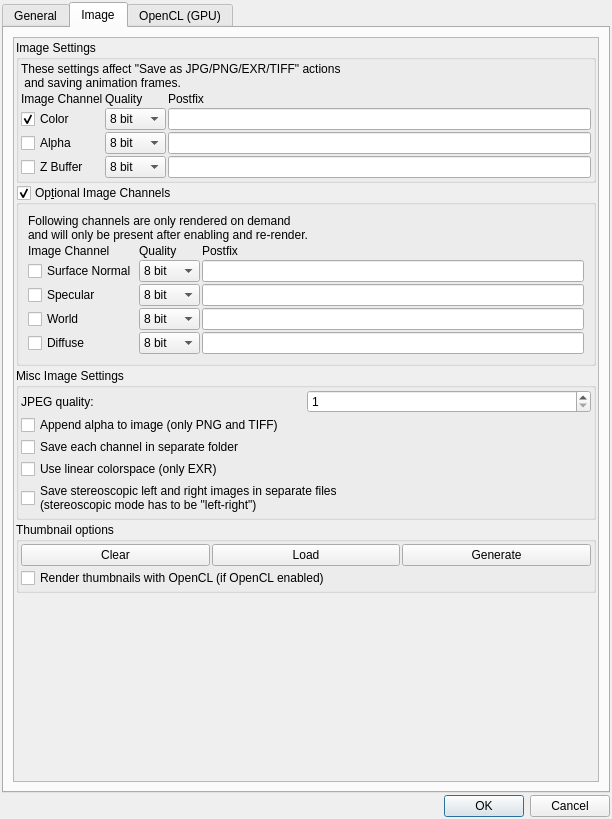
This is mandelbulber2/qt/preferences_dialog.ui in buddhi1980/mandelbulber2 as Qt 5 draws it before an edit. The edited form follows.
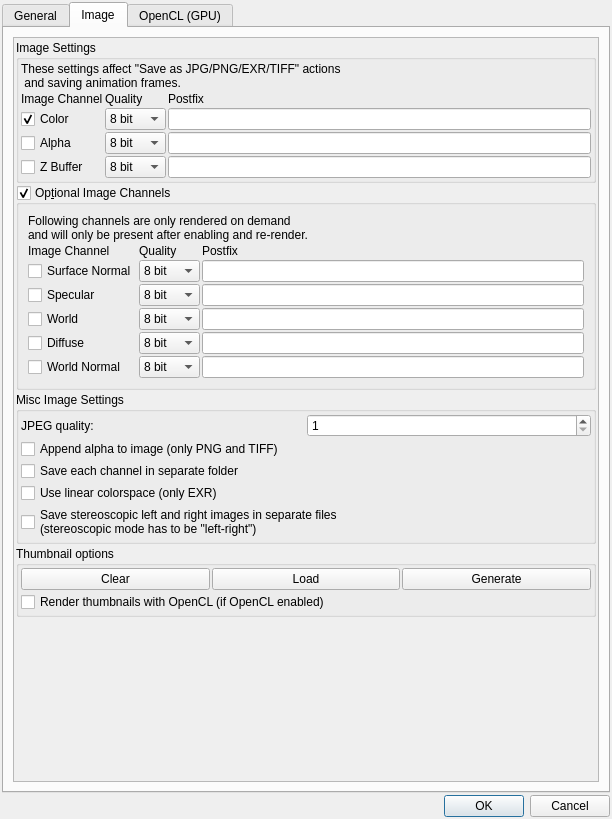
This is the edited form. The open tabs and pages were chosen to show the change. Icons and pictures are not drawn. Custom widgets are drawn as their Qt base class.

Commit message: implemented world normal pass, fixed screenspace normal pass

Diff of the .ui file:
```diff
--- a/mandelbulber2/qt/preferences_dialog.ui
+++ b/mandelbulber2/qt/preferences_dialog.ui
@@ -602,8 +602,8 @@
            <rect>
             <x>0</x>
             <y>0</y>
-            <width>588</width>
-            <height>743</height>
+            <width>582</width>
+            <height>741</height>
            </rect>
           </property>
           <layout class="QVBoxLayout" name="verticalLayout_image">
@@ -962,6 +962,39 @@
                   </property>
                  </widget>
                 </item>
+                <item row="6" column="0">
+                 <widget class="MyCheckBox" name="checkBox_normalWorld_enabled">
+                  <property name="text">
+                   <string>World Normal</string>
+                  </property>
+                 </widget>
+                </item>
+                <item row="6" column="1">
+                 <widget class="MyComboBox" name="comboBox_normalWorld_quality">
+                  <item>
+                   <property name="text">
+                    <string>8 bit</string>
+                   </property>
+                  </item>
+                  <item>
+                   <property name="text">
+                    <string>16 bit</string>
+                   </property>
+                  </item>
+                  <item>
+                   <property name="text">
+                    <string>32 bit</string>
+                   </property>
+                  </item>
+                 </widget>
+                </item>
+                <item row="6" column="2">
+                 <widget class="MyLineEdit" name="text_normalWorld_postfix">
+                  <property name="text">
+                   <string/>
+                  </property>
+                 </widget>
+                </item>
                </layout>
               </widget>
              </item>
```
Left out of the diff: 10 changed lines with no effect on the pictures. The commit also changes 10 other files.
